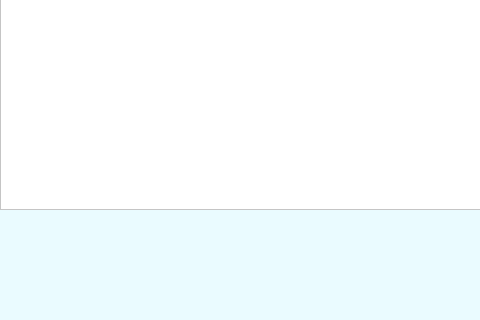
First picture: the form in logform.ui, repository EfimTishkovski/Draw_storage, before the edit; both pictures show x 0 to 480 and y 210 to 530 of the 860 by 530 pixel window.
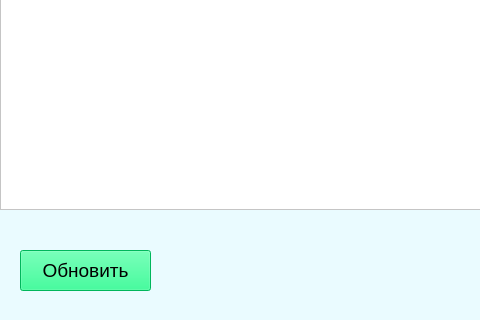
Second picture: the form after the edit. Icons and pictures are not drawn.

Commit message: Добавлена кнопка "обновить" в журнале.

```diff
--- a/logform.ui
+++ b/logform.ui
@@ -88,6 +88,28 @@
     <string>Журнал изменений</string>
    </property>
   </widget>
+  <widget class="QPushButton" name="reload_Button">
+   <property name="geometry">
+    <rect>
+     <x>20</x>
+     <y>460</y>
+     <width>131</width>
+     <height>41</height>
+    </rect>
+   </property>
+   <property name="font">
+    <font>
+     <pointsize>14</pointsize>
+    </font>
+   </property>
+   <property name="styleSheet">
+    <string notr="true">background-color: rgb(170, 255, 0);
+background-color: rgb(0, 255, 127);</string>
+   </property>
+   <property name="text">
+    <string>Обновить</string>
+   </property>
+  </widget>
  </widget>
  <resources/>
  <connections/>
```
The commit also changes 3 other files.
